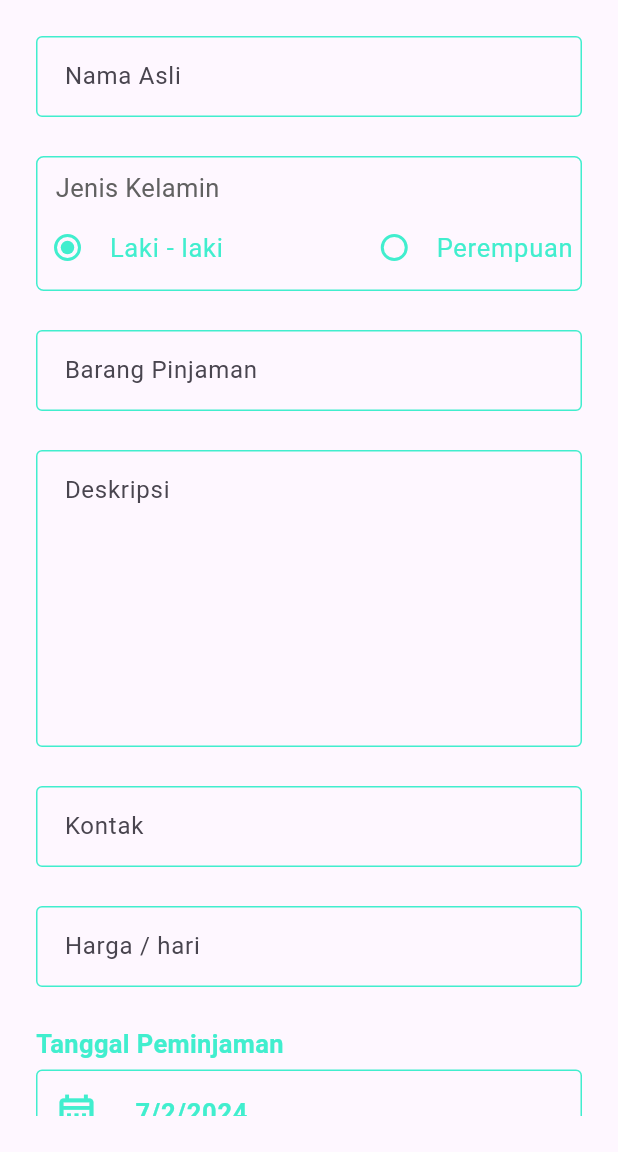
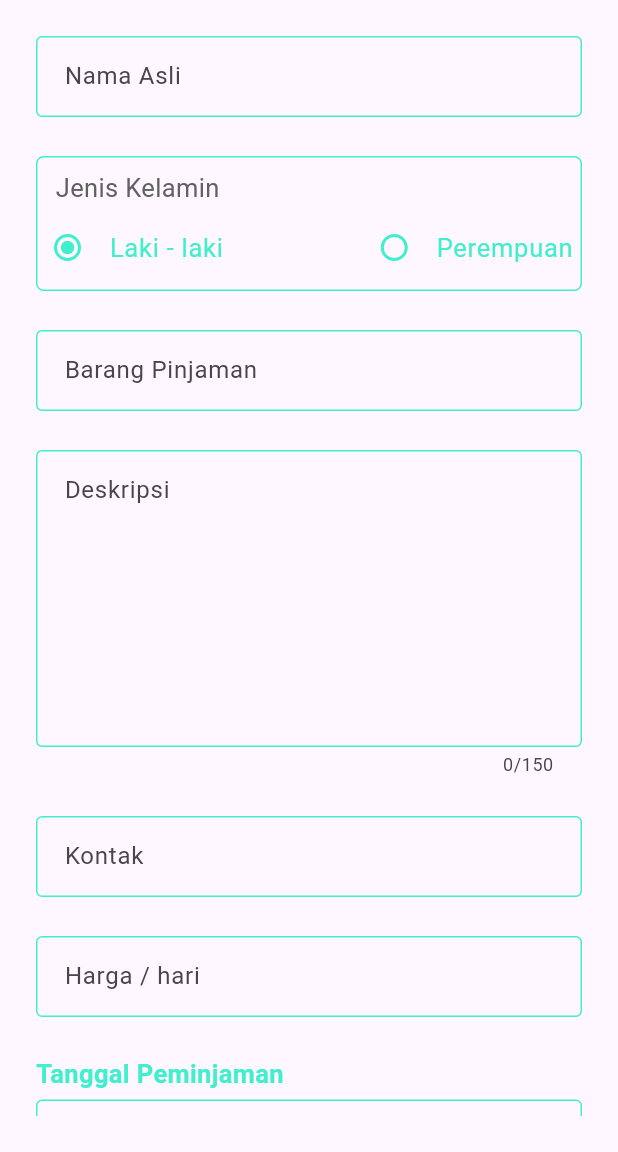
Before and after one commit to MDhafaR/FlutterXMpobpro, a Flutter app: the InputScreen screen opened directly, after a tap on "Laki - laki", on a phone screen of 412 x 824 dp, the part 84-1236 px from its top. Run offline on Flutter 3.47's test engine with Material 3 defaults, Android fonts, the phone set to English and light mode, and no system bars; our stand-ins replace bloc, flutter_bloc.

Commit message:
membuat sederhana catatannya

```diff
--- a/lib/models/barang.dart
+++ b/lib/models/barang.dart
@@ -9,13 +9,20 @@ class Barang {
   String? tanggalTempo;
 
   Barang({
-    this.namaLengkap,
-    this.jenisKelamin,
-    this.barangPinjaman,
-    this.deskripsi,
-    this.kontak,
-    this.hargaPerHari,
-    this.tanggalPinjam,
-    this.tanggalTempo,
+    required this.namaLengkap,
+    required this.jenisKelamin,
+    required this.barangPinjaman,
+    required this.deskripsi,
+    required this.kontak,
+    required this.hargaPerHari,
+    required this.tanggalPinjam,
+    required this.tanggalTempo,
   });
+
+
+
+  @override
+  String toString() {
+    return 'Barang(namaLengkap: $namaLengkap, jenisKelamin: $jenisKelamin, barangPinjaman: $barangPinjaman, deskripsi: $deskripsi, kontak: $kontak, hargaPerHari: $hargaPerHari, tanggalPinjam: $tanggalPinjam, tanggalTempo: $tanggalTempo)';
+  }
 }
--- a/lib/pages/halaman_utama.dart
+++ b/lib/pages/halaman_utama.dart
@@ -1,5 +1,9 @@
 import 'package:flutter/material.dart';
+import 'package:flutter_bloc/flutter_bloc.dart';
 import 'package:flutter_x_mobpro/Color/color_tamplate.dart';
+import 'package:flutter_x_mobpro/bloc/barang_bloc.dart';
+import 'package:flutter_x_mobpro/models/barang.dart';
+import 'package:flutter_x_mobpro/pages/detail_page.dart';
 import 'package:flutter_x_mobpro/pages/input_page.dart';
 
 class HalamanUtama extends StatelessWidget {
@@ -23,9 +27,16 @@ class HalamanUtama extends StatelessWidget {
                 icon: Image.asset("assets/tambahObjPutih.png"))
           ],
         ),
-        body: Padding(
+        body: BlocBuilder<BarangBloc, BarangState>(
+          builder: (context, state) {
+            List<Barang> datanya = [];
+            if (state is BarangSuccess) {
+              datanya = state.totalBarang;
+            }
+            return Padding(
               padding: const EdgeInsets.all(24),
-          child: Column(
+              child: (datanya.isNotEmpty)
+                  ? Column(
                       crossAxisAlignment: CrossAxisAlignment.start,
                       children: [
                         const Text("Klik untuk melihat informasinya..."),
@@ -34,40 +45,56 @@ class HalamanUtama extends StatelessWidget {
                         ),
                         Expanded(
                           child: ListView.builder(
-                  itemCount: 5,
+                            itemCount: datanya.length,
                             itemBuilder: (context, index) {
                               return Column(
                                 children: [
-                        Container(
+                                  InkWell(
+                                    onTap: () {
+                                      Navigator.push(context, MaterialPageRoute(
+                                        builder: (context) {
+                                          return const DetailScreen();
+                                        },
+                                      ));
+                                    },
+                                    child: Container(
                                       padding: const EdgeInsets.all(14),
                                       decoration: BoxDecoration(
-                            border: Border.all(color: ColorTamplate.primaryColor),
+                                        border: Border.all(
+                                            color: ColorTamplate.primaryColor),
                                       ),
                                       child: Row(
-                            mainAxisAlignment: MainAxisAlignment.spaceBetween,
+                                        mainAxisAlignment:
+                                            MainAxisAlignment.spaceBetween,
                                         children: [
                                           Row(
                                             children: [
-                                  Image.asset("assets/dummy.png", height: 30),
+                                              Image.asset("assets/dummy.png",
+                                                  height: 30),
                                               const SizedBox(
                                                 width: 10,
                                               ),
                                               Column(
-                                    crossAxisAlignment: CrossAxisAlignment.start,
+                                                crossAxisAlignment:
+                                                    CrossAxisAlignment.start,
                                                 children: [
                                                   Text(
-                                        "Ini Ajaa",
+                                                    datanya[index].namaLengkap!,
                                                     style: TextStyle(
                                                       fontSize: 16,
-                                          fontWeight: FontWeight.w600,
-                                          color: ColorTamplate.primaryColor,
+                                                      fontWeight:
+                                                          FontWeight.w600,
+                                                      color: ColorTamplate
+                                                          .primaryColor,
                                                     ),
                                                   ),
                                                   Text(
-                                        "Sunlight",
+                                                    datanya[index]
+                                                        .barangPinjaman!,
                                                     style: TextStyle(
                                                       fontSize: 10,
-                                          color: ColorTamplate.teksMuda,
+                                                      color: ColorTamplate
+                                                          .teksMuda,
                                                     ),
                                                   ),
                                                 ],
@@ -75,13 +102,14 @@ class HalamanUtama extends StatelessWidget {
                                             ],
                                           ),
                                           Text(
-                                "40000",
+                                            "${datanya[index].hargaPerHari!}",
                                             style: TextStyle(
                                               fontSize: 10,
                                               color: ColorTamplate.teksMuda,
                                             ),
                                           )
                                         ],
+                                      ),
                                     ),
                                   ),
                                   const SizedBox(
@@ -93,30 +121,35 @@ class HalamanUtama extends StatelessWidget {
                           ),
                         ),
                       ],
+                    )
+                  : Center(
+                      child: Column(
+                        mainAxisAlignment: MainAxisAlignment.center,
+                        children: [
+                          Text(
+                            "Tambahkan\nData Baru",
+                            style: TextStyle(
+                                fontSize: 24,
+                                fontWeight: FontWeight.w600,
+                                color: ColorTamplate.primaryColor),
+                            textAlign: TextAlign.center,
                           ),
-        )
-        // Center(
-        //   child: Column(
-        //     mainAxisAlignment: MainAxisAlignment.center,
-        //     children: [
-        //       Text(
-        //         "Tambahkan\nData Baru",
-        //         style: TextStyle(
-        //             fontSize: 24,
-        //             fontWeight: FontWeight.w600,
-        //             color: ColorTamplate.primaryColor),
-        //         textAlign: TextAlign.center,
-        //       ),
-        //       IconButton(
-        //         onPressed: () {
-        //           Navigator.push(context, MaterialPageRoute(builder: (context) => InputScreen(),));
-        //         },
-        //         icon: Image.asset("assets/tambahObject.png"),
-        //         iconSize: 73,
-        //       ),
-        //     ],
-        //   ),
-        // ),
+                          IconButton(
+                            onPressed: () {
+                              Navigator.push(
+                                  context,
+                                  MaterialPageRoute(
+                                    builder: (context) => InputScreen(),
+                                  ));
+                            },
+                            icon: Image.asset("assets/tambahObject.png"),
+                            iconSize: 73,
+                          ),
+                        ],
+                      ),
+                    ),
             );
+          },
+        ));
   }
 }
--- a/lib/pages/input_page.dart
+++ b/lib/pages/input_page.dart
@@ -2,6 +2,7 @@ import 'package:flutter/material.dart';
 import 'package:flutter_bloc/flutter_bloc.dart';
 import 'package:flutter_x_mobpro/Color/color_tamplate.dart';
 import 'package:flutter_x_mobpro/bloc/barang_bloc.dart';
+import 'package:flutter_x_mobpro/models/barang.dart';
 import 'package:intl/intl.dart';
 
 class InputScreen extends StatelessWidget {
@@ -11,6 +12,17 @@ class InputScreen extends StatelessWidget {
 
   @override
   Widget build(BuildContext context) {
+    String? namaAsli;
+    String genderSaatIni = gender[0];
+    String? barangPinjaman;
+    String? deskripsi;
+    String? kontak;
+    int? harga;
+    String tanggalTerpilih = DateFormat.yMd().format(DateTime.now());
+    String tanggalTempoTerpilih = DateFormat.yMd().format(DateTime.now());
+
+    List<Barang> datanya = [];
+
     return Scaffold(
         appBar: AppBar(
           backgroundColor: ColorTamplate.primaryColor,
@@ -18,7 +30,19 @@ class InputScreen extends StatelessWidget {
           title: Image.asset("assets/logo.png"),
           actions: [
             InkWell(
-              onTap: () {},
+              onTap: () {
+                datanya.add(Barang(
+                    namaLengkap: namaAsli,
+                    jenisKelamin: genderSaatIni,
+                    barangPinjaman: barangPinjaman,
+                    deskripsi: deskripsi,
+                    kontak: kontak,
+                    hargaPerHari: harga,
+                    tanggalPinjam: tanggalTerpilih,
+                    tanggalTempo: tanggalTempoTerpilih));
+                context.read<BarangBloc>().add(OnSubmit(datanya));
+                Navigator.pop(context);
+              },
               child: Column(
                 mainAxisAlignment: MainAxisAlignment.center,
                 children: [
@@ -37,6 +61,9 @@ class InputScreen extends StatelessWidget {
               children: [
                 //? Input Nama Asli
                 TextField(
+                  onChanged: (value) {
+                    namaAsli = value;
+                  },
                   decoration: InputDecoration(
                     hintText: "Nama Asli",
                     contentPadding: const EdgeInsets.all(15),
@@ -71,7 +98,6 @@ class InputScreen extends StatelessWidget {
                       ),
                       BlocBuilder<BarangBloc, BarangState>(
                           builder: (context, state) {
-                        String genderSaatIni = gender[0];
                         if (state is GenderState) {
                           genderSaatIni = state.jenisKelamin;
                         }
@@ -139,6 +165,9 @@ class InputScreen extends StatelessWidget {
 
                 //? Input Barang
                 TextField(
+                  onChanged: (value) {
+                    barangPinjaman = value;
+                  },
                   decoration: InputDecoration(
                     hintText: "Barang Pinjaman",
                     contentPadding: const EdgeInsets.all(15),
@@ -157,7 +186,10 @@ class InputScreen extends StatelessWidget {
 
                 //? Input Deskripsi
                 TextField(
-                  onChanged: (value) {},
+                  maxLength: 150,
+                  onChanged: (value) {
+                    deskripsi = value;
+                  },
                   maxLines: 7, //null jika mau berubah menyesuaikan
                   decoration: InputDecoration(
                     hintText: "Deskripsi",
@@ -177,6 +209,9 @@ class InputScreen extends StatelessWidget {
 
                 //? Input Kontak
                 TextField(
+                  onChanged: (value) {
+                    kontak = value;
+                  },
                   decoration: InputDecoration(
                     hintText: "Kontak",
                     contentPadding: const EdgeInsets.all(15),
@@ -193,8 +228,11 @@ class InputScreen extends StatelessWidget {
                   height: 26,
                 ),
 
-                //? Input Nama Asli
+                //? Input Harga
                 TextField(
+                  onChanged: (value) {
+                    harga = int.parse(value);
+                  },
                   decoration: InputDecoration(
                     hintText: "Harga / hari",
                     contentPadding: const EdgeInsets.all(15),
@@ -222,8 +260,6 @@ class InputScreen extends StatelessWidget {
                 ),
                 BlocBuilder<BarangBloc, BarangState>(
                   builder: (context, state) {
-                    String tanggalTerpilih =
-                        DateFormat.yMd().format(DateTime.now());
                     if (state is TanggalPinjamState) {
                       tanggalTerpilih =
                           DateFormat.yMd().format(state.tanggalPinjam);
@@ -300,10 +336,9 @@ class InputScreen extends StatelessWidget {
                 ),
                 BlocBuilder<BarangBloc, BarangState>(
                   builder: (context, state) {
-                    String tanggalTerpilih =
-                        DateFormat.yMd().format(DateTime.now());
                     if (state is TanggalTempoState) {
-                      tanggalTerpilih = DateFormat.yMd().format(state.tanggalTempo);
+                      tanggalTempoTerpilih =
+                          DateFormat.yMd().format(state.tanggalTempo);
                     }
                     return TextField(
                       readOnly: true,
@@ -311,7 +346,8 @@ class InputScreen extends StatelessWidget {
                           color: ColorTamplate.primaryColor,
                           fontSize: 17,
                           fontWeight: FontWeight.w600),
-                      controller: TextEditingController(text: tanggalTerpilih),
+                      controller:
+                          TextEditingController(text: tanggalTempoTerpilih),
                       decoration: InputDecoration(
                           border: const OutlineInputBorder(),
                           enabledBorder: OutlineInputBorder(
```
Also changed, not shown: lib/pages/detail_page.dart (+27 -11 lines), lib/bloc/barang_state.dart (line endings or trailing spaces). Lines whose indentation alone changed are shown as unchanged.
